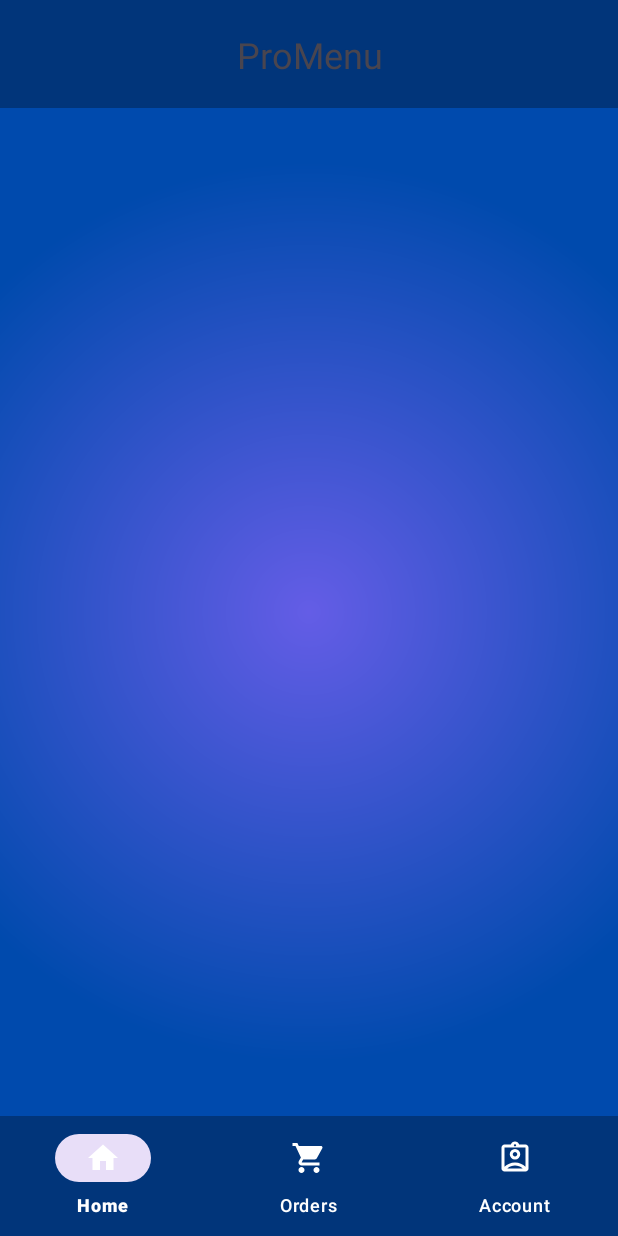
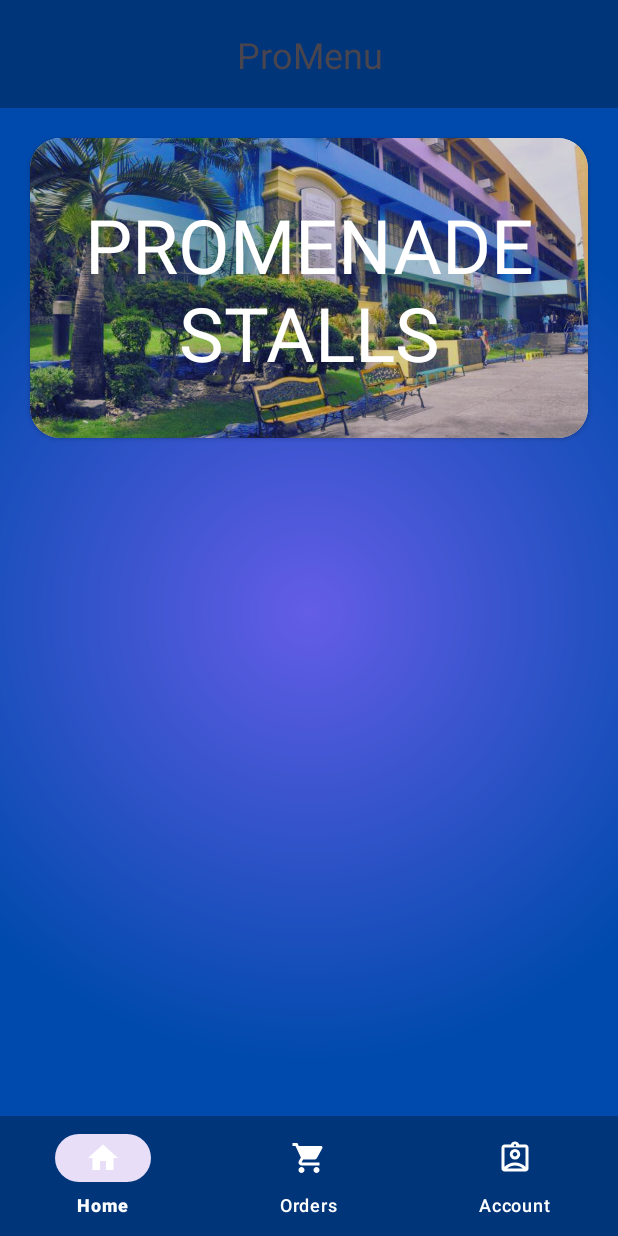
Before and after one commit to Shira-tori/ProMenu, an Android app: the fragment HomeFragment placed in its activity, on a phone screen of 412 x 824 dp. Run offline under Robolectric (Android 15) with nearby library versions, the light colour scheme and no system bars; our stand-ins replace Firebase (no records; nobody signed in at launch, a user with empty details on screens opened directly).

Commit message:
added Merchant account, and added title card in home fragment

```diff
--- a/app/src/main/AndroidManifest.xml
+++ b/app/src/main/AndroidManifest.xml
@@ -13,6 +13,10 @@
         android:theme="@style/Theme.ProMenu"
         tools:targetApi="31">
         <activity
+            android:name=".MerchantActivity"
+            android:exported="false"
+            android:theme="@style/Theme.ProMenu" />
+        <activity
             android:name=".LoginActivity"
             android:exported="true">
             <intent-filter>
@@ -23,7 +27,7 @@
         </activity>
         <activity
             android:name=".MainActivity"
-            android:exported="false"/>
+            android:exported="false" />
     </application>
 
 </manifest>
--- a/app/src/main/java/com/example/proMenu/HomeFragment.java
+++ b/app/src/main/java/com/example/proMenu/HomeFragment.java
@@ -2,6 +2,7 @@ package com.example.proMenu;
 
 import android.os.Bundle;
 
+import androidx.constraintlayout.widget.ConstraintLayout;
 import androidx.fragment.app.Fragment;
 import androidx.recyclerview.widget.GridLayoutManager;
 import androidx.recyclerview.widget.RecyclerView;
@@ -9,7 +10,9 @@ import androidx.recyclerview.widget.RecyclerView;
 import android.view.LayoutInflater;
 import android.view.View;
 import android.view.ViewGroup;
+import android.widget.ImageView;
 import android.widget.LinearLayout;
+import android.widget.ScrollView;
 
 /**
  * A simple {@link Fragment} subclass.
@@ -66,11 +69,7 @@ public class HomeFragment extends Fragment {
     public View onCreateView(LayoutInflater inflater, ViewGroup container,
                              Bundle savedInstanceState) {
         View view = inflater.inflate(R.layout.fragment_home, container, false);
-        RecyclerView recyclerView = view.findViewById(R.id.recyclerView);
-        Bundle bundle = getArguments();
-        String[] stores = bundle.getStringArray("stores");
-        recyclerView.setAdapter(new RecyclerViewAdapter(view.getContext(), stores));
-        recyclerView.setLayoutManager(new GridLayoutManager(requireActivity().getApplicationContext(), 2));
+        ScrollView scrollView = view.findViewById(R.id.scrollView);
         return view;
     }
 }
--- a/app/src/main/res/layout/fragment_home.xml
+++ b/app/src/main/res/layout/fragment_home.xml
@@ -7,8 +7,54 @@
     tools:background="@drawable/background_gradient"
     tools:context=".HomeFragment">
 
-    <androidx.recyclerview.widget.RecyclerView
-        android:id="@+id/recyclerView"
+    <ScrollView
+        android:id="@+id/scrollView"
         android:layout_width="match_parent"
-        android:layout_height="match_parent" />
+        android:layout_height="match_parent" >
+
+        <androidx.gridlayout.widget.GridLayout
+            android:layout_width="match_parent"
+            android:layout_height="wrap_content"
+            app:columnCount="2">
+
+            <androidx.cardview.widget.CardView
+                android:layout_width="match_parent"
+                android:layout_height="200dp"
+                android:layout_margin="20dp"
+                app:cardCornerRadius="20dp"
+                app:layout_columnSpan="2">
+
+                <androidx.constraintlayout.widget.ConstraintLayout
+                    android:layout_width="match_parent"
+                    android:layout_height="match_parent">
+
+                    <ImageView
+                        android:id="@+id/homeCardImageView"
+                        android:layout_width="0dp"
+                        android:layout_height="0dp"
+                        android:contentDescription="rtu"
+                        android:scaleType="centerCrop"
+                        app:layout_constraintBottom_toBottomOf="parent"
+                        app:layout_constraintEnd_toEndOf="parent"
+                        app:layout_constraintStart_toStartOf="parent"
+                        app:layout_constraintTop_toTopOf="parent"
+                        app:srcCompat="@drawable/background" />
+
+                    <TextView
+                        android:id="@+id/textView3"
+                        android:layout_width="wrap_content"
+                        android:layout_height="wrap_content"
+                        android:text="@string/TitleCard"
+                        android:textAlignment="center"
+                        android:textColor="#FFFFFF"
+                        android:textSize="50sp"
+                        app:layout_constraintBottom_toBottomOf="parent"
+                        app:layout_constraintEnd_toEndOf="parent"
+                        app:layout_constraintStart_toStartOf="parent"
+                        app:layout_constraintTop_toTopOf="parent" />
+                </androidx.constraintlayout.widget.ConstraintLayout>
+            </androidx.cardview.widget.CardView>
+
+        </androidx.gridlayout.widget.GridLayout>
+    </ScrollView>
 </FrameLayout>
--- a/app/src/main/res/values/strings.xml
+++ b/app/src/main/res/values/strings.xml
@@ -10,6 +10,7 @@
     <string name="home_button_bottomAppBar">Home</string>
     <string name="bottomnavbar_order_button">Orders</string>
     <string name="bottomnavbar_accounts_button">Account</string>
+    <string name="TitleCard">PROMENADE\nSTALLS</string>
 
 
     <string name="lorem_ipsum">
```
Also changed, not shown: app/src/main/java/com/example/proMenu/FirstFragment.java (added, +44 -0 lines), app/src/main/java/com/example/proMenu/LoginActivity.java (+14 -6 lines), app/src/main/java/com/example/proMenu/MerchantActivity.java (added, +52 -0 lines), app/src/main/java/com/example/proMenu/SecondFragment.java (added, +44 -0 lines), app/src/main/res/layout/activity_merchant.xml (added, +33 -0 lines), app/src/main/res/layout/content_merchant.xml (added, +19 -0 lines), app/src/main/res/layout/fragment_first.xml (added, +35 -0 lines), app/src/main/res/layout/fragment_second.xml (added, +35 -0 lines), app/src/main/res/navigation/nav_graph2.xml (added, +28 -0 lines), app/src/main/res/drawable/background.webp (added), app/src/main/res/drawable/coffee_sharp.jpg (added), app/src/main/res/drawable/hot_hut.jpg (added).
